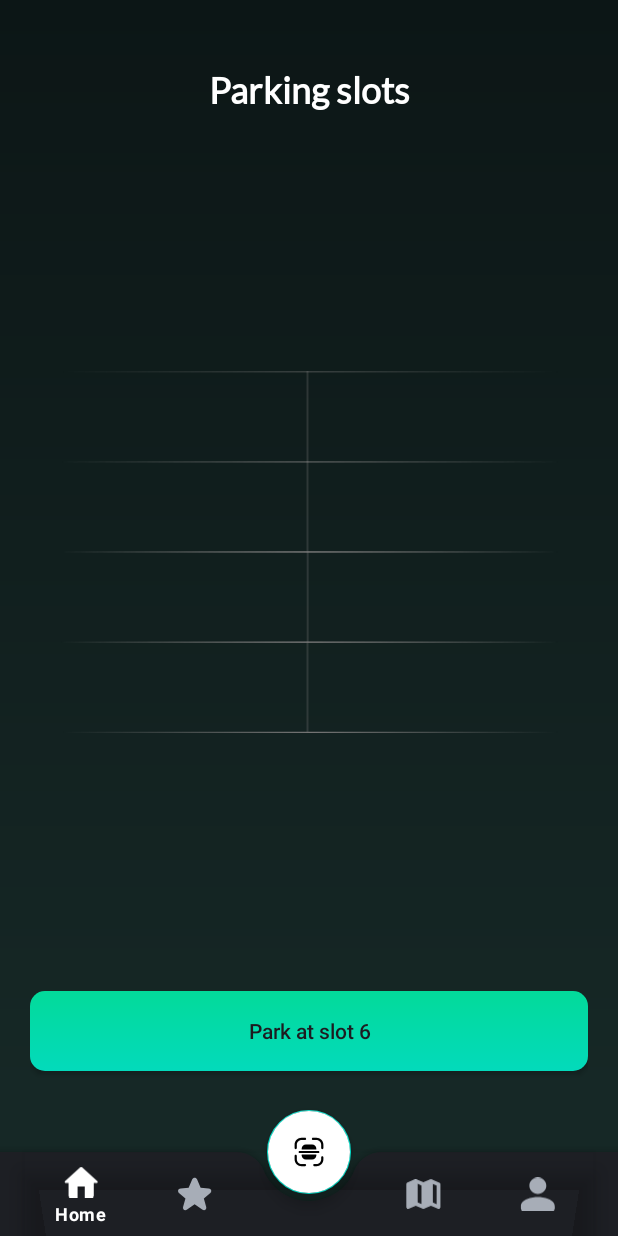
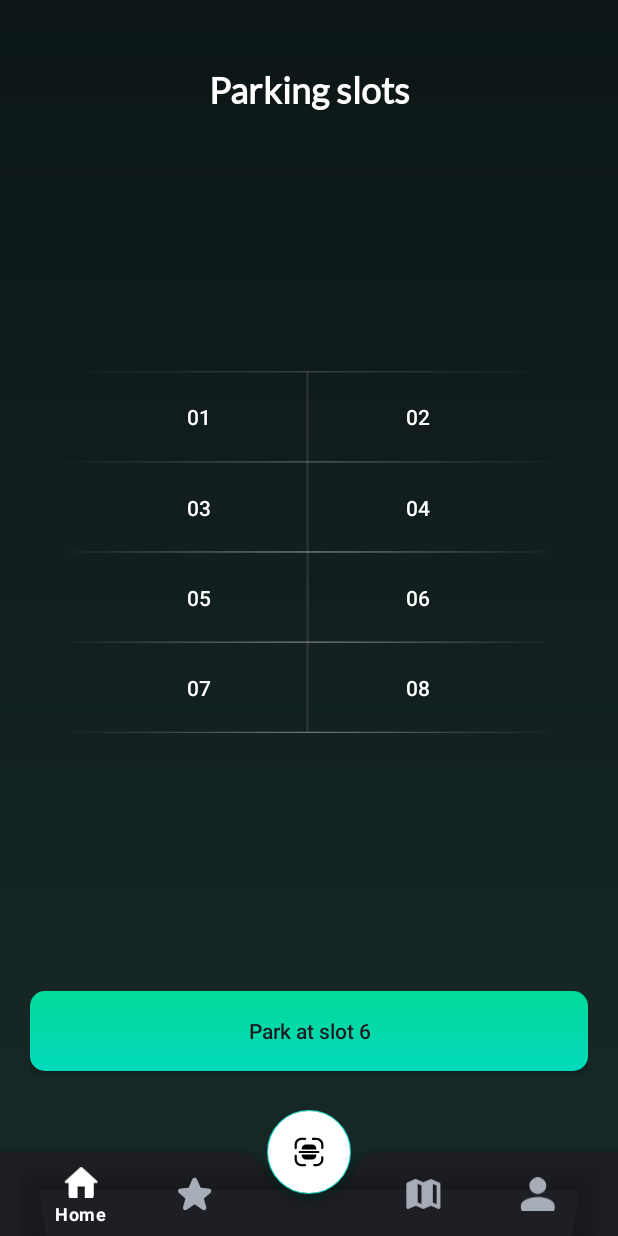
Before and after one commit to zsoltzsolt/SmartPark, an Android app: the HomeFragment screen opened directly, with no data from a screen before it, on a phone screen of 412 x 824 dp. Run offline under Robolectric (Android 15) with nearby library versions, the phone set to English and light mode, and no system bars; network calls fail.

Commit message:
Add button to each spot

```diff
--- a/app/src/main/res/layout/fragment_home.xml
+++ b/app/src/main/res/layout/fragment_home.xml
@@ -40,7 +40,89 @@
             app:layout_constraintStart_toStartOf="parent"
             />
 
+        <LinearLayout
+            android:layout_width="0dp"
+            android:layout_height="0dp"
+            app:layout_constraintEnd_toEndOf="@+id/iv_spots"
+            app:layout_constraintStart_toStartOf="@+id/iv_spots"
+            app:layout_constraintTop_toTopOf="@+id/iv_spots"
+            app:layout_constraintBottom_toBottomOf="@+id/iv_spots">
 
+            <LinearLayout
+                android:layout_width="match_parent"
+                android:layout_height="match_parent"
+                android:layout_weight="1"
+                android:layout_marginLeft="50sp"
+                android:layout_marginRight="10sp"
+                android:orientation="vertical">
+
+                <Button
+                    android:layout_width="match_parent"
+                    android:layout_height="match_parent"
+                    android:layout_weight="1"
+                    android:text="01"
+                    android:background="@android:color/transparent" />
+
+                <Button
+                    android:layout_width="match_parent"
+                    android:layout_height="match_parent"
+                    android:layout_weight="1"
+                    android:text="03"
+                    android:background="@android:color/transparent"/>
+                <Button
+                    android:layout_width="match_parent"
+                    android:layout_height="match_parent"
+                    android:layout_weight="1"
+                    android:text="05"
+                    android:background="@android:color/transparent"/>
+                <Button
+                    android:layout_width="match_parent"
+                    android:layout_height="match_parent"
+                    android:layout_weight="1"
+                    android:text="07"
+                    android:background="@android:color/transparent"/>
+
+            </LinearLayout>
+
+            <LinearLayout
+                android:layout_width="match_parent"
+                android:layout_height="match_parent"
+                android:orientation="vertical"
+                android:layout_marginRight="50sp"
+                android:layout_marginLeft="10sp"
+                android:layout_weight="1">
+
+                <Button
+                    android:layout_width="match_parent"
+                    android:layout_height="match_parent"
+                    android:layout_weight="1"
+                    android:text="02"
+                    android:background="@android:color/transparent"/>
+
+                <Button
+                    android:layout_width="match_parent"
+                    android:layout_height="match_parent"
+                    android:layout_weight="1"
+                    android:text="04"
+                    android:background="@android:color/transparent"/>
+                <Button
+                    android:layout_width="match_parent"
+                    android:layout_height="match_parent"
+                    android:layout_weight="1"
+                    android:text="06"
+                    android:background="@android:color/transparent"/>
+                <Button
+                    android:layout_width="match_parent"
+                    android:layout_height="match_parent"
+                    android:layout_weight="1"
+                    android:text="08"
+                    android:background="@android:color/transparent"/>
+
+            </LinearLayout>
+
+
+
+        </LinearLayout>
 
 
         <androidx.appcompat.widget.AppCompatButton
```
